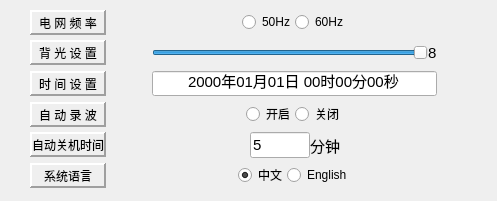
Before: the Qt Designer form Gui/MainMenu/Menu6/Option/optionui.ui in rpdhunter/swbox, drawn with Qt 5.
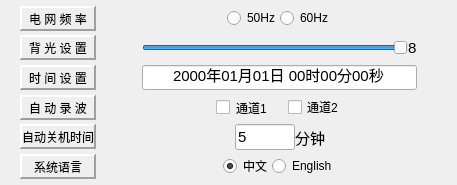
After: the same form once the commit is applied.

What changed in the file:
```diff
--- a/Gui/MainMenu/Menu6/Option/optionui.ui
+++ b/Gui/MainMenu/Menu6/Option/optionui.ui
@@ -6,8 +6,8 @@
    <rect>
     <x>0</x>
     <y>0</y>
-    <width>497</width>
-    <height>201</height>
+    <width>457</width>
+    <height>185</height>
    </rect>
   </property>
   <property name="sizePolicy">
@@ -21,19 +21,19 @@
   </property>
   <layout class="QGridLayout" name="gridLayout">
    <property name="leftMargin">
-    <number>30</number>
+    <number>20</number>
    </property>
    <property name="topMargin">
-    <number>9</number>
+    <number>2</number>
    </property>
    <property name="rightMargin">
-    <number>20</number>
+    <number>0</number>
    </property>
    <property name="bottomMargin">
-    <number>9</number>
+    <number>2</number>
    </property>
    <property name="verticalSpacing">
-    <number>4</number>
+    <number>0</number>
    </property>
    <item row="0" column="0">
     <widget class="QLabel" name="lab_freq">
@@ -364,19 +364,36 @@
       </spacer>
      </item>
      <item>
-      <widget class="QRadioButton" name="rbt_rec_open">
+      <widget class="QCheckBox" name="checkBox_1">
+       <property name="styleSheet">
+        <string notr="true">border-color: rgb(46, 52, 54);
+</string>
+       </property>
        <property name="text">
-        <string>开启</string>
+        <string>通道1</string>
        </property>
       </widget>
      </item>
      <item>
-      <widget class="QRadioButton" name="rbt_rec_close">
+      <spacer name="horizontalSpacer_13">
+       <property name="orientation">
+        <enum>Qt::Horizontal</enum>
+       </property>
+       <property name="sizeType">
+        <enum>QSizePolicy::Fixed</enum>
+       </property>
+       <property name="sizeHint" stdset="0">
+        <size>
+         <width>20</width>
+         <height>20</height>
+        </size>
+       </property>
+      </spacer>
+     </item>
+     <item>
+      <widget class="QCheckBox" name="checkBox_2">
        <property name="text">
-        <string>关闭</string>
-       </property>
-       <property name="checked">
-        <bool>true</bool>
+        <string>通道2</string>
        </property>
       </widget>
      </item>
```
